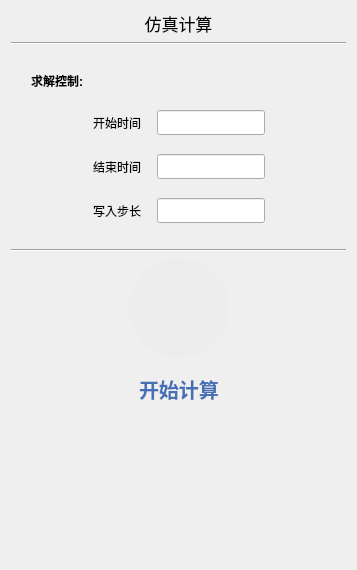
Above: src/FormRun.ui from Aiopr-bits/MAVES before the change. Below: the same form after it.
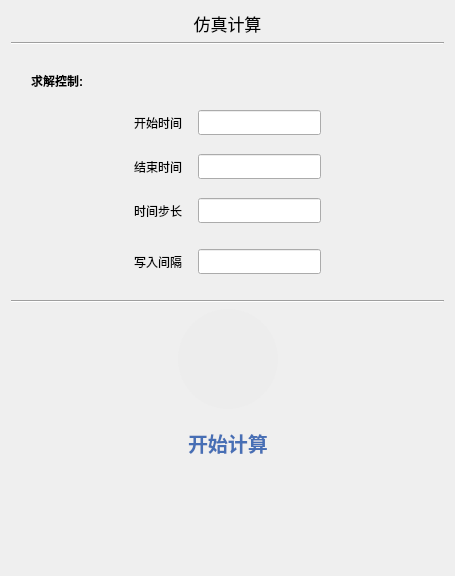
That is the form after the change. Icons and pictures are not drawn. Custom widgets are drawn as their Qt base class.

Commit message: feat:求解计算子页面布局调整

The edit to the form file:
```diff
--- a/src/FormRun.ui
+++ b/src/FormRun.ui
@@ -6,8 +6,8 @@
    <rect>
     <x>0</x>
     <y>0</y>
-    <width>357</width>
-    <height>570</height>
+    <width>455</width>
+    <height>576</height>
    </rect>
   </property>
   <property name="windowTitle">
@@ -305,7 +305,7 @@
        <item>
         <widget class="QLabel" name="label_4">
          <property name="text">
-          <string>写入步长</string>
+          <string>时间步长</string>
          </property>
         </widget>
        </item>
@@ -372,6 +372,91 @@
        </property>
       </spacer>
      </item>
+     <item>
+      <layout class="QHBoxLayout" name="horizontalLayout_9">
+       <item>
+        <spacer name="horizontalSpacer_20">
+         <property name="orientation">
+          <enum>Qt::Horizontal</enum>
+         </property>
+         <property name="sizeHint" stdset="0">
+          <size>
+           <width>40</width>
+           <height>20</height>
+          </size>
+         </property>
+        </spacer>
+       </item>
+       <item>
+        <widget class="QLabel" name="label_8">
+         <property name="text">
+          <string>写入间隔</string>
+         </property>
+        </widget>
+       </item>
+       <item>
+        <spacer name="horizontalSpacer_21">
+         <property name="orientation">
+          <enum>Qt::Horizontal</enum>
+         </property>
+         <property name="sizeType">
+          <enum>QSizePolicy::Fixed</enum>
+         </property>
+         <property name="sizeHint" stdset="0">
+          <size>
+           <width>10</width>
+           <height>20</height>
+          </size>
+         </property>
+        </spacer>
+       </item>
+       <item>
+        <widget class="QLineEdit" name="lineEdit_4">
+         <property name="minimumSize">
+          <size>
+           <width>0</width>
+           <height>25</height>
+          </size>
+         </property>
+         <property name="maximumSize">
+          <size>
+           <width>16777215</width>
+           <height>25</height>
+          </size>
+         </property>
+        </widget>
+       </item>
+       <item>
+        <spacer name="horizontalSpacer_22">
+         <property name="orientation">
+          <enum>Qt::Horizontal</enum>
+         </property>
+         <property name="sizeHint" stdset="0">
+          <size>
+           <width>40</width>
+           <height>20</height>
+          </size>
+         </property>
+        </spacer>
+       </item>
+      </layout>
+     </item>
+     <item>
+      <spacer name="verticalSpacer_8">
+       <property name="orientation">
+        <enum>Qt::Vertical</enum>
+       </property>
+       <property name="sizeType">
+        <enum>QSizePolicy::Fixed</enum>
+       </property>
+       <property name="sizeHint" stdset="0">
+        <size>
+         <width>13</width>
+         <height>20</height>
+        </size>
+       </property>
+      </spacer>
+     </item>
      <item>
       <widget class="Line" name="line_2">
        <property name="orientation">
@@ -467,7 +552,7 @@
        <property name="sizeHint" stdset="0">
         <size>
          <width>20</width>
-         <height>10</height>
+         <height>13</height>
         </size>
        </property>
       </spacer>
```
